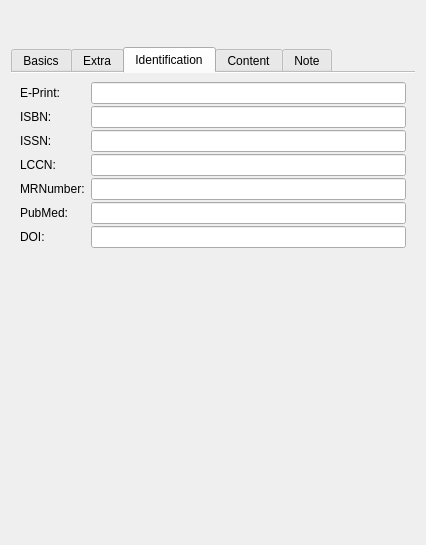
Before: the Qt Designer form src/mainui/sidebar/publicationwidget.ui in KDE/conquirere, drawn with Qt 5.
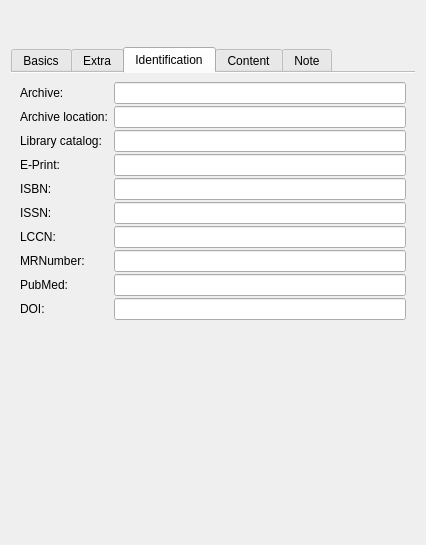
After: the same form once the commit is applied. The open tabs and pages were chosen to show the change. Custom widgets are drawn as their Qt base class.

Commit message: add archive, location, library catalog to the identification tab, set default name for new publications

What changed in the file:
```diff
--- a/src/mainui/sidebar/publicationwidget.ui
+++ b/src/mainui/sidebar/publicationwidget.ui
@@ -529,7 +529,7 @@
        <property name="verticalSpacing">
         <number>2</number>
        </property>
-       <item row="1" column="0">
+       <item row="3" column="0">
         <widget class="QLabel" name="label_13">
          <property name="text">
           <string>E-Print:</string>
@@ -539,10 +539,10 @@
          </property>
         </widget>
        </item>
-       <item row="1" column="1">
+       <item row="3" column="1">
         <widget class="StringEdit" name="editEprint"/>
        </item>
-       <item row="4" column="0">
+       <item row="6" column="0">
         <widget class="QLabel" name="label_19">
          <property name="text">
           <string>ISBN:</string>
@@ -552,10 +552,10 @@
          </property>
         </widget>
        </item>
-       <item row="4" column="1">
+       <item row="6" column="1">
         <widget class="StringEdit" name="editISBN"/>
        </item>
-       <item row="6" column="0">
+       <item row="8" column="0">
         <widget class="QLabel" name="label_20">
          <property name="text">
           <string>ISSN:</string>
@@ -565,10 +565,10 @@
          </property>
         </widget>
        </item>
-       <item row="6" column="1">
+       <item row="8" column="1">
         <widget class="IssnEdit" name="editISSN"/>
        </item>
-       <item row="8" column="0">
+       <item row="10" column="0">
         <widget class="QLabel" name="label_21">
          <property name="text">
           <string>LCCN:</string>
@@ -578,10 +578,10 @@
          </property>
         </widget>
        </item>
-       <item row="8" column="1">
+       <item row="10" column="1">
         <widget class="StringEdit" name="editLCCN"/>
        </item>
-       <item row="10" column="0">
+       <item row="12" column="0">
         <widget class="QLabel" name="label_22">
          <property name="text">
           <string>MRNumber:</string>
@@ -591,10 +591,10 @@
          </property>
         </widget>
        </item>
-       <item row="10" column="1">
+       <item row="12" column="1">
         <widget class="StringEdit" name="editMRNumber"/>
        </item>
-       <item row="12" column="0">
+       <item row="14" column="0">
         <widget class="QLabel" name="label_23">
          <property name="text">
           <string>DOI:</string>
@@ -604,10 +604,10 @@
          </property>
         </widget>
        </item>
-       <item row="12" column="1">
+       <item row="14" column="1">
         <widget class="StringEdit" name="editDOI"/>
        </item>
-       <item row="11" column="0">
+       <item row="13" column="0">
         <widget class="QLabel" name="label_32">
          <property name="text">
           <string>PubMed:</string>
@@ -617,9 +617,42 @@
          </property>
         </widget>
        </item>
-       <item row="11" column="1">
+       <item row="13" column="1">
         <widget class="StringEdit" name="editPubMed"/>
        </item>
+       <item row="0" column="1">
+        <widget class="StringEdit" name="editArchive"/>
+       </item>
+       <item row="2" column="1">
+        <widget class="StringEdit" name="editLibCatalog"/>
+       </item>
+       <item row="1" column="1">
+        <widget class="StringEdit" name="editArchiveLocation"/>
+       </item>
+       <item row="0" column="0">
+        <widget class="QLabel" name="label_8">
+         <property name="text">
+          <string>Archive:</string>
+         </property>
+        </widget>
+       </item>
+       <item row="1" column="0">
+        <widget class="QLabel" name="label_9">
+         <property name="text">
+          <string>Archive location:</string>
+         </property>
+         <property name="wordWrap">
+          <bool>false</bool>
+         </property>
+        </widget>
+       </item>
+       <item row="2" column="0">
+        <widget class="QLabel" name="label_10">
+         <property name="text">
+          <string>Library catalog:</string>
+         </property>
+        </widget>
+       </item>
       </layout>
      </widget>
      <widget class="QWidget" name="tab_5">
```
The commit also changes 1 other file.
